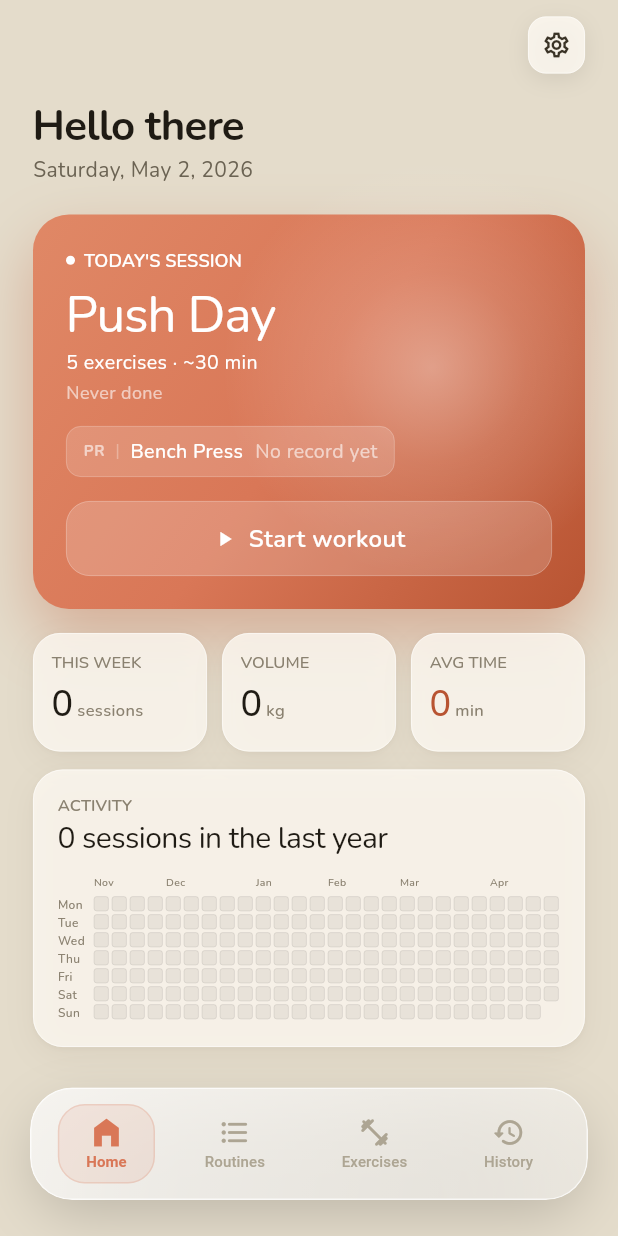
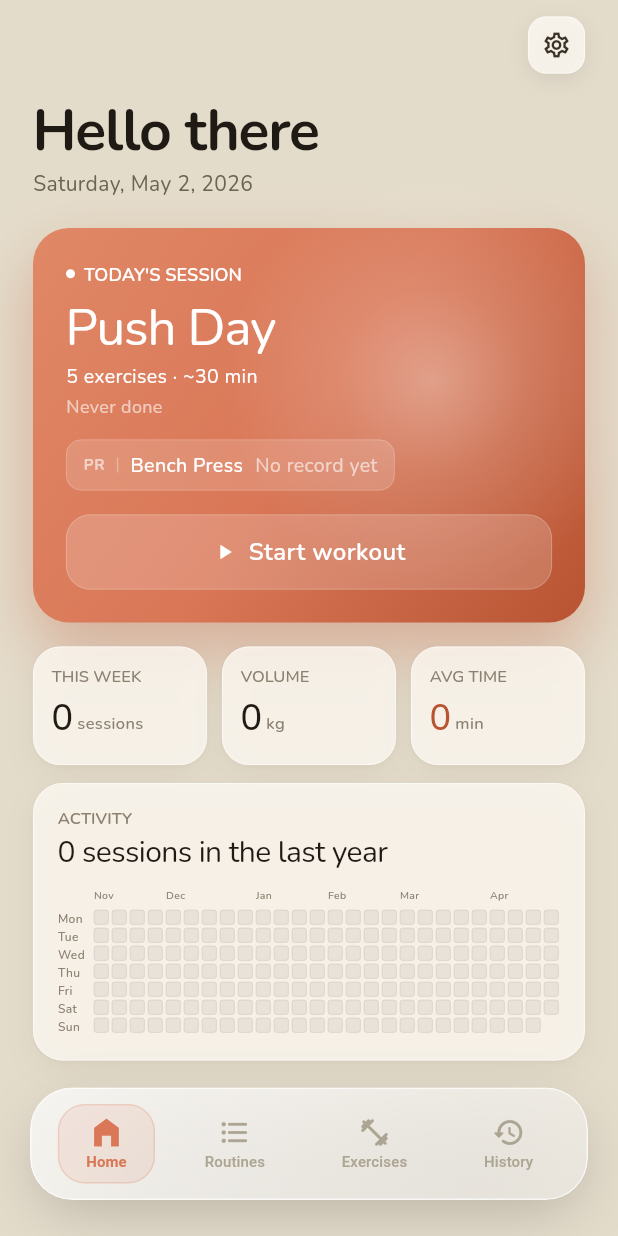
Before and after one commit to CarLos4475/Versatile, a Flutter app: the MainNavigationShell screen opened directly, on a phone screen of 412 x 824 dp. Run offline on Flutter 3.47's test engine with Material 3 defaults, Android fonts, the phone set to English and light mode, and no system bars; our stand-ins replace file_picker, flutter_riverpod, google_fonts, share_plus, sqflite; accounts and stored records are empty.

```diff
--- a/lib/features/active_workout/view_models/active_workout_view_model.dart
+++ b/lib/features/active_workout/view_models/active_workout_view_model.dart
@@ -590,3 +590,7 @@ final activeWorkoutProvider = StateNotifierProvider.autoDispose
     .family<ActiveWorkoutNotifier, ActiveWorkoutState, String>(
       (ref, routineId) => ActiveWorkoutNotifier(routineId, ref),
     );
+
+// Signals MainNavigationShell to push the workout screen after it builds.
+// Set by SplashScreen when it detects an active workout on launch.
+final pendingWorkoutRestoreProvider = StateProvider<ActiveWorkoutInfo?>((ref) => null);
--- a/lib/features/home/screens/home_screen.dart
+++ b/lib/features/home/screens/home_screen.dart
@@ -58,6 +58,13 @@ class HomeScreen extends ConsumerWidget {
                 subtitle: FormatUtils.date(
                   now.toIso8601String().substring(0, 10),
                   locale: Localizations.localeOf(context).languageCode,
+                ),
+                titleStyle: TextStyle(
+                  fontSize: 38,
+                  fontWeight: FontWeight.w700,
+                  color: context.colors.ink900,
+                  letterSpacing: -0.76,
+                  height: 1.05,
                 ),
                 trailing: PressableScale(
                   onTap: () => Navigator.of(context).push(
--- a/lib/shared/widgets/screen_header.dart
+++ b/lib/shared/widgets/screen_header.dart
@@ -11,6 +11,7 @@ class ScreenHeader extends StatelessWidget {
     this.trailing,
     this.onBack,
     this.accentBack = false,
+    this.titleStyle,
   });
 
   final String title;
@@ -18,6 +19,7 @@ class ScreenHeader extends StatelessWidget {
   final Widget? trailing;
   final VoidCallback? onBack;
   final bool accentBack;
+  final TextStyle? titleStyle;
 
   @override
   Widget build(BuildContext context) {
@@ -87,7 +89,7 @@ class ScreenHeader extends StatelessWidget {
             const SizedBox(height: 16),
             Text(
               title,
-              style: TextStyle(
+              style: titleStyle ?? TextStyle(
                 fontSize: 28,
                 fontWeight: FontWeight.w700,
                 color: context.colors.ink900,
```
Also changed, not shown: lib/app.dart (+16 -0 lines), lib/features/splash/screens/splash_screen.dart (+7 -22 lines), 1 other file.
